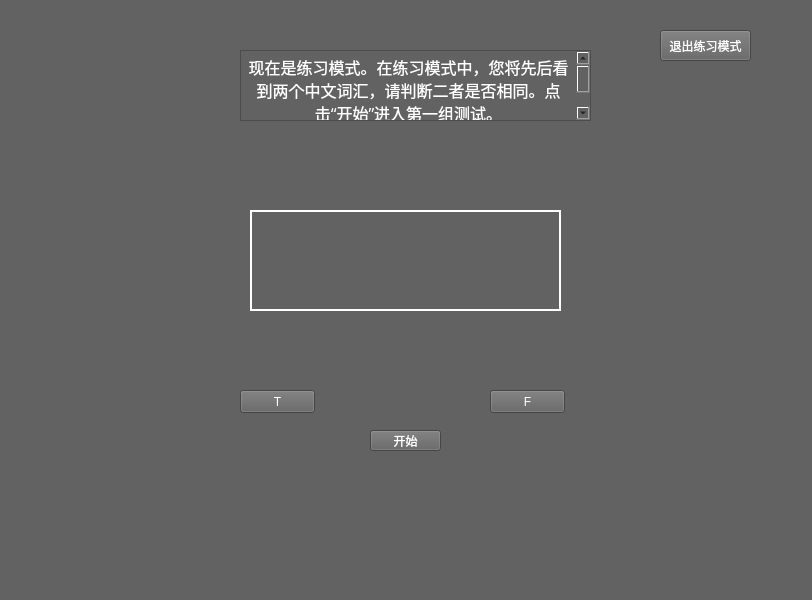
Above: GUI_Practice.ui from Maphsge4/black_background before the change. Below: the same form after it.
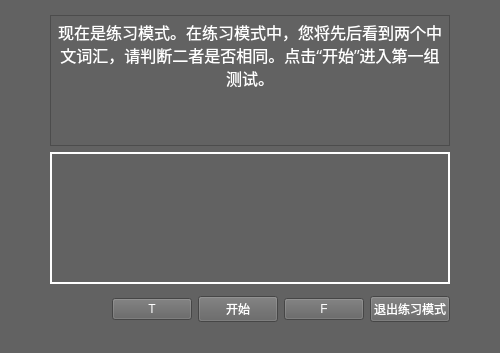
That is the form after the change.

```diff
--- a/GUI_Practice.ui
+++ b/GUI_Practice.ui
@@ -6,8 +6,8 @@
    <rect>
     <x>0</x>
     <y>0</y>
-    <width>812</width>
-    <height>600</height>
+    <width>500</width>
+    <height>353</height>
    </rect>
   </property>
   <property name="windowTitle">
@@ -17,14 +17,31 @@
    <string notr="true">background-color:rgb(98,98,98)</string>
   </property>
   <widget class="QWidget" name="centralwidget">
+   <layout class="QHBoxLayout" name="horizontalLayout">
+    <item>
+     <layout class="QGridLayout" name="gridLayout">
+      <item row="0" column="0" colspan="7">
+       <widget class="QWidget" name="widget_6" native="true"/>
+      </item>
+      <item row="1" column="6" rowspan="4">
+       <widget class="QWidget" name="widget_5" native="true"/>
+      </item>
+      <item row="1" column="0" rowspan="4">
+       <widget class="QWidget" name="widget" native="true"/>
+      </item>
+      <item row="1" column="1" colspan="5">
    <widget class="QTextBrowser" name="textBrowser">
-    <property name="geometry">
-     <rect>
-      <x>240</x>
-      <y>50</y>
-      <width>351</width>
-      <height>71</height>
-     </rect>
+        <property name="minimumSize">
+         <size>
+          <width>400</width>
+          <height>0</height>
+         </size>
+        </property>
+        <property name="maximumSize">
+         <size>
+          <width>16777215</width>
+          <height>197</height>
+         </size>
     </property>
     <property name="font">
      <font>
@@ -39,34 +56,17 @@
 &lt;html&gt;&lt;head&gt;&lt;meta name=&quot;qrichtext&quot; content=&quot;1&quot; /&gt;&lt;style type=&quot;text/css&quot;&gt;
 p, li { white-space: pre-wrap; }
 &lt;/style&gt;&lt;/head&gt;&lt;body style=&quot; font-family:'楷体'; font-size:9pt; font-weight:400; font-style:normal;&quot;&gt;
-&lt;p align=&quot;center&quot; style=&quot; margin-top:0px; margin-bottom:0px; margin-left:0px; margin-right:0px; -qt-block-indent:0; text-indent:0px;&quot;&gt;&lt;span style=&quot; font-family:'SimSun'; font-size:12pt; color:#ffffff;&quot;&gt;现在是练习模式。在练习模式中，您将先后看到两个中文词汇，请判断二者是否相同。点击“开始”进入第一组测试。&lt;/span&gt;&lt;/p&gt;
-&lt;p align=&quot;center&quot; style=&quot;-qt-paragraph-type:empty; margin-top:0px; margin-bottom:0px; margin-left:0px; margin-right:0px; -qt-block-indent:0; text-indent:0px; font-family:'SimSun'; font-size:12pt; color:#ffffff;&quot;&gt;&lt;br /&gt;&lt;/p&gt;&lt;/body&gt;&lt;/html&gt;</string>
-    </property>
-   </widget>
-   <widget class="QPushButton" name="start_confirm_button">
-    <property name="geometry">
-     <rect>
-      <x>370</x>
-      <y>430</y>
-      <width>71</width>
-      <height>21</height>
-     </rect>
-    </property>
-    <property name="styleSheet">
-     <string notr="true">color:rgb(255,255,255)</string>
-    </property>
-    <property name="text">
-     <string>开始</string>
-    </property>
-   </widget>
+&lt;p align=&quot;center&quot; style=&quot; margin-top:12px; margin-bottom:12px; margin-left:0px; margin-right:0px; -qt-block-indent:0; text-indent:0px;&quot;&gt;&lt;span style=&quot; font-family:'SimSun'; font-size:12pt; color:#ffffff;&quot;&gt;现在是练习模式。在练习模式中，您将先后看到两个中文词汇，请判断二者是否相同。点击“开始”进入第一组测试。&lt;/span&gt;&lt;/p&gt;&lt;/body&gt;&lt;/html&gt;</string>
+        </property>
+       </widget>
+      </item>
+      <item row="2" column="1" colspan="5">
    <widget class="QLabel" name="label">
-    <property name="geometry">
-     <rect>
-      <x>250</x>
-      <y>210</y>
-      <width>311</width>
-      <height>101</height>
-     </rect>
+        <property name="minimumSize">
+         <size>
+          <width>0</width>
+          <height>132</height>
+         </size>
     </property>
     <property name="font">
      <font>
@@ -85,47 +85,9 @@
      <set>Qt::AlignCenter</set>
     </property>
    </widget>
-   <widget class="QPushButton" name="trueButton">
-    <property name="geometry">
-     <rect>
-      <x>240</x>
-      <y>390</y>
-      <width>75</width>
-      <height>23</height>
-     </rect>
-    </property>
-    <property name="styleSheet">
-     <string notr="true">color:rgb(255,255,255)</string>
-    </property>
-    <property name="text">
-     <string>T</string>
-    </property>
-   </widget>
-   <widget class="QPushButton" name="FalseButton">
-    <property name="geometry">
-     <rect>
-      <x>490</x>
-      <y>390</y>
-      <width>75</width>
-      <height>23</height>
-     </rect>
-    </property>
-    <property name="styleSheet">
-     <string notr="true">color:rgb(255,255,255)</string>
-    </property>
-    <property name="text">
-     <string>F</string>
-    </property>
-   </widget>
+      </item>
+      <item row="4" column="5">
    <widget class="QPushButton" name="exitButton">
-    <property name="geometry">
-     <rect>
-      <x>660</x>
-      <y>30</y>
-      <width>91</width>
-      <height>31</height>
-     </rect>
-    </property>
     <property name="styleSheet">
      <string notr="true">color:rgb(255,255,255)</string>
     </property>
@@ -133,6 +95,40 @@
      <string>退出练习模式</string>
     </property>
    </widget>
+      </item>
+      <item row="4" column="4">
+       <widget class="QPushButton" name="FalseButton">
+        <property name="styleSheet">
+         <string notr="true">color:rgb(255,255,255)</string>
+        </property>
+        <property name="text">
+         <string>F</string>
+        </property>
+       </widget>
+      </item>
+      <item row="4" column="2">
+       <widget class="QPushButton" name="trueButton">
+        <property name="styleSheet">
+         <string notr="true">color:rgb(255,255,255)</string>
+        </property>
+        <property name="text">
+         <string>T</string>
+        </property>
+       </widget>
+      </item>
+      <item row="4" column="3">
+       <widget class="QPushButton" name="start_confirm_button">
+        <property name="styleSheet">
+         <string notr="true">color:rgb(255,255,255)</string>
+        </property>
+        <property name="text">
+         <string>开始</string>
+        </property>
+       </widget>
+      </item>
+     </layout>
+    </item>
+   </layout>
   </widget>
   <widget class="QStatusBar" name="statusbar"/>
  </widget>
```
Lines whose indentation alone changed are shown as unchanged.
